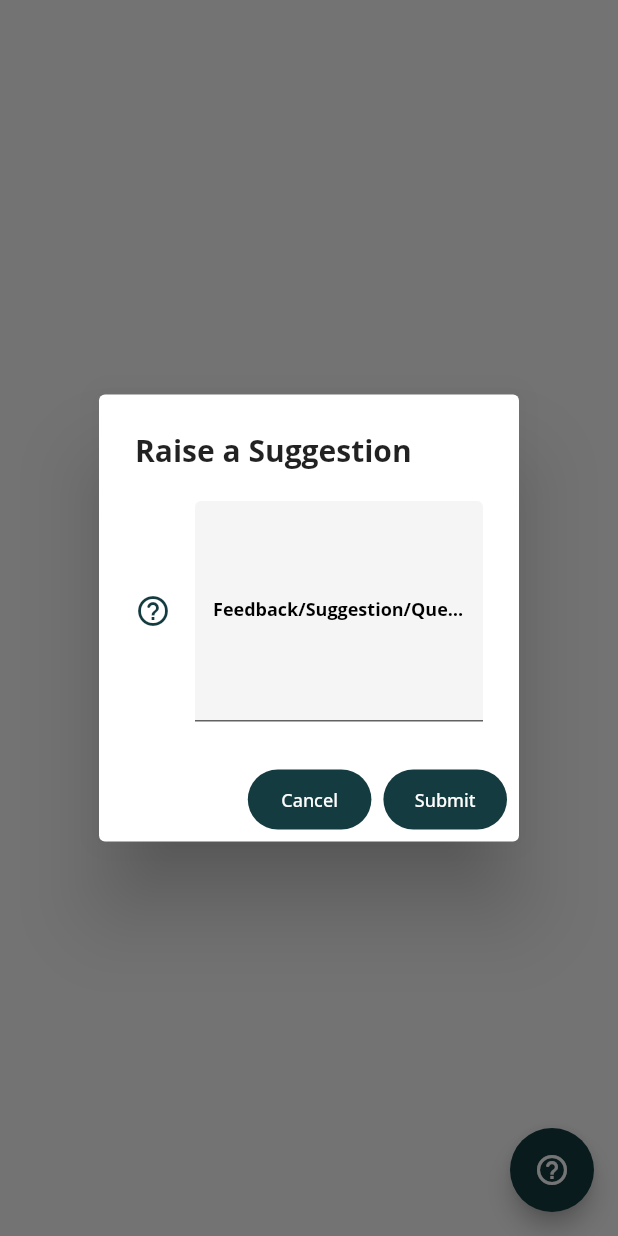
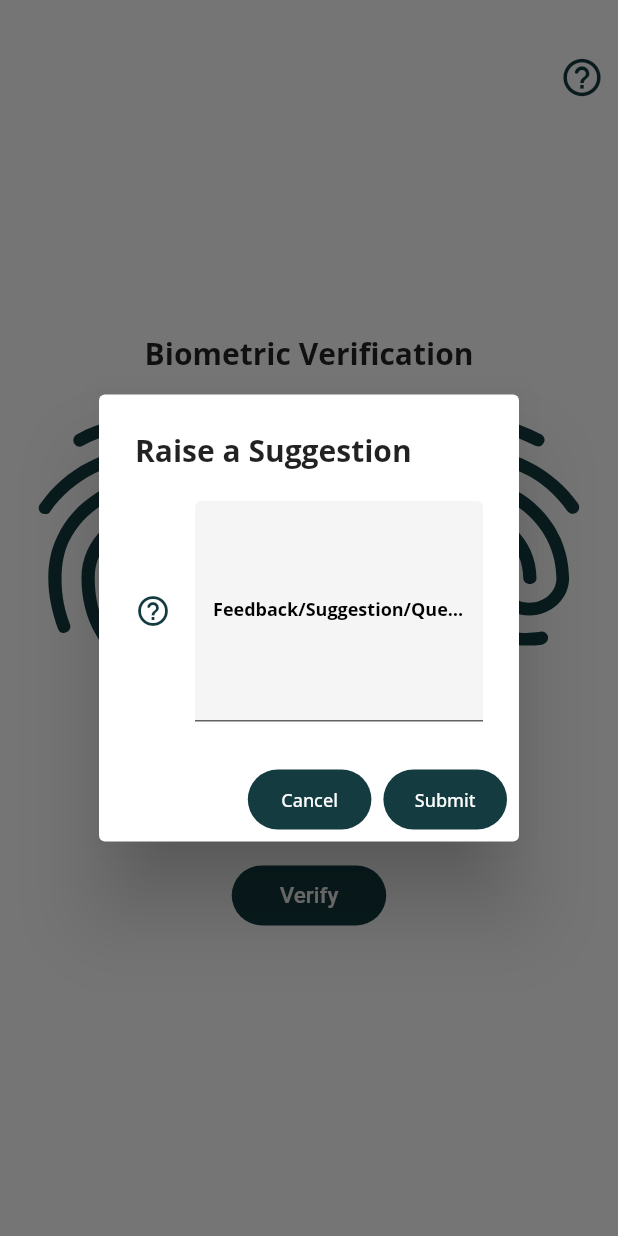
Before and after one commit to Aficionado45/aadhar_address, a Flutter app: the biometric screen opened by its route, after a tap on the "help outline" icon, on a phone screen of 412 x 824 dp. Run offline on Flutter 3.47's test engine with Material 2 defaults, Android fonts, the light colour scheme and no system bars; our stand-ins replace cloud_firestore, firebase_core, firebase_storage, image_cropper, image_picker, local_auth and 2 more; missing offline and left inert: firebase_ml_vision, geocoder; accounts and stored records are empty; project files that could hold a hidden picture were left out.

Commit message:
Biometrics need fix

```diff
--- a/lib/main.dart
+++ b/lib/main.dart
@@ -32,7 +32,7 @@ class _MyAppState extends State<MyApp> {
   Widget build(BuildContext context) {
     return MaterialApp(
       title: "Aadhar Address Update",
-      initialRoute: 'welcome',
+      initialRoute: 'biometric',
       routes: {
         'welcome': (context) => WelcomeScreen(),
         'oplogin': (context) => opLogin(),
--- a/lib/screens/biometric.dart
+++ b/lib/screens/biometric.dart
@@ -1,5 +1,6 @@
 import 'package:aadhar_address/utils/feedback_form.dart';
 import 'package:flutter/material.dart';
+import 'package:local_auth/local_auth.dart';
 
 class biometric extends StatefulWidget {
   const biometric();
@@ -9,26 +10,139 @@ class biometric extends StatefulWidget {
 }
 
 class _biometricState extends State<biometric> {
+
+  bool error = false;
+  bool userUploaded = false;
+  bool operatorUploaded = false;
+
+  Future getFingerprint() async{
+    LocalAuthentication localAuth = new LocalAuthentication();
+    bool canCheckBiometrics = await localAuth.canCheckBiometrics;
+    if(canCheckBiometrics){
+      // List<BiometricType> availableBiometrics = await localAuth.getAvailableBiometrics();
+      bool isAuthenticated = await localAuth.authenticate(localizedReason: 'Provide fingerprint', biometricOnly: true);
+    }
+  }
+
   @override
   Widget build(BuildContext context) {
     return new WillPopScope(
       onWillPop: () async => false,
       child: new Scaffold(
-        floatingActionButton: FloatingActionButton(
-          backgroundColor: Color(0xFF143B40),
-          child: Icon(
+        appBar: AppBar(
+          backgroundColor: Colors.white,
+          toolbarHeight: MediaQuery.of(context).size.height/8,
+          elevation: 0,
+          leadingWidth: MediaQuery.of(context).size.width/4,
+          leading: Padding(
+            padding: const EdgeInsets.all(10.0),
+            child: Hero(
+              tag: 'logo',
+              child: Image(
+                image: AssetImage('images/Aadhaar_Logo.svg'),
+              ),
+            ),
+          ),
+          actions: [
+            IconButton(
+              icon: Icon(
                 Icons.help_outline_rounded,
+                color: Color(0xFF143B40),
+                size: 30,
               ),
-          onPressed: () async{
+              onPressed: (){
                 getFeedback(context);
               },
+            )
+          ],
         ),
-        body: Center(
-          child: Container(
+        backgroundColor: Colors.white,
+        body: Container(
+          constraints: BoxConstraints.expand(),
           child: Column(
             mainAxisAlignment: MainAxisAlignment.center,
             children: [
-                Text("User and operator Biometric Verification"),
+              Spacer(),
+              Text(
+                "Biometric Verification",
+                style: TextStyle(
+                    fontWeight: FontWeight.bold,
+                    fontSize: 20,
+                    fontFamily: 'Open Sans'
+                ),
+              ),
+              SizedBox(
+                height: 10,
+              ),
+              Row(
+                mainAxisAlignment: MainAxisAlignment.spaceEvenly,
+                children: [
+                  Column(
+                    children: [
+                      Icon(
+                        Icons.fingerprint_rounded,
+                        color: userUploaded ? Colors.green : Color(0xFF143B40),
+                        size: MediaQuery.of(context).size.height / 4,
+                      ),
+                      Text(
+                        'User',
+                        style: TextStyle(
+                            fontFamily: 'Open Sans',
+                            fontWeight: FontWeight.bold
+                        ),
+                      ),
+                      SizedBox(
+                        height: 5.0,
+                      ),
+                      Container(
+
+                        child: IconButton(
+                          onPressed: () async {
+                            await getFingerprint();
+                          },
+                          icon: Icon(
+                            Icons.present_to_all_rounded,
+                            color: Color(0xFF143B40),
+                          ),
+                          iconSize: MediaQuery.of(context).size.height/16,
+                        ),
+                      ),
+                    ],
+                  ),
+                  Column(
+                    children: [
+                      Icon(
+                        Icons.fingerprint_rounded,
+                        color: operatorUploaded ? Colors.green : Color(0xFF143B40),
+                        size: MediaQuery.of(context).size.height / 4,
+                      ),
+                      Text(
+                        'Operator',
+                        style: TextStyle(
+                            fontFamily: 'Open Sans',
+                            fontWeight: FontWeight.bold
+                        ),
+                      ),
+                      SizedBox(
+                        height: 5.0,
+                      ),
+                      Container(
+
+                        child: IconButton(
+                          onPressed: () async {
+                            await getFingerprint();
+                          },
+                          icon: Icon(
+                            Icons.present_to_all_rounded,
+                            color: Color(0xFF143B40),
+                          ),
+                          iconSize: MediaQuery.of(context).size.height/16,
+                        ),
+                      ),
+                    ],
+                  ),
+                ],
+              ),
               SizedBox(
                 height: 20,
               ),
@@ -41,8 +155,8 @@ class _biometricState extends State<biometric> {
                 width: MediaQuery.of(context).size.width / 4,
                 height: 40,
                 child: FlatButton(
-                    onPressed: () {
-                      Navigator.pushNamed(context, 'recipt');
+                  onPressed: () async {
+
                   },
                   child: Text(
                     "Verify",
@@ -53,8 +167,17 @@ class _biometricState extends State<biometric> {
                   ),
                 ),
               ),
+              Spacer(),
+              Text(
+                'Please capture both fingerprints',
+                style: TextStyle(
+                    color: error ? Colors.red : Colors.white,
+                    fontFamily: 'Open Sans',
+                    fontWeight: FontWeight.bold
+                ),
+              ),
+              SizedBox(height: MediaQuery.of(context).size.height / 12,)
             ],
-            ),
           ),
         ),
       ),
--- a/lib/screens/user_otp.dart
+++ b/lib/screens/user_otp.dart
@@ -89,7 +89,7 @@ class _userOTPState extends State<userOTP> {
                     setState(() {
                       error = false;
                     });
-                    switch (step) {
+                    switch (3) {
                       case 0:
                         Navigator.pushNamed(context, 'scan');
                         break;
--- a/lib/services/authentication_methods.dart
+++ b/lib/services/authentication_methods.dart
@@ -11,9 +11,11 @@ Future<Map<String, dynamic>> getcaptcha() async {
   };
   var myUri = Uri.parse(
       "https://stage1.uidai.gov.in/unifiedAppAuthService/api/v2/get/captcha");
+
   var response = await http.post(myUri, body: json.encode(params), headers: {
     'Content-type': 'application/json',
   });
+  print('Called');
   Map<String, dynamic> responsebody = json.decode(response.body);
   return responsebody;
 }
--- a/pubspec.yaml
+++ b/pubspec.yaml
@@ -44,6 +44,7 @@ dependencies:
   xml: ^5.1.2
   crypto: ^3.0.1
   uuid: ^3.0.5
+  local_auth: ^1.1.7
 
 dev_dependencies:
   flutter_test:
```
Also changed, not shown: lib/screens/op_login.dart (+73 -93 lines), lib/screens/scan.dart (+28 -28 lines), pubspec.lock, 2 other files. Lines whose indentation alone changed are shown as unchanged.
